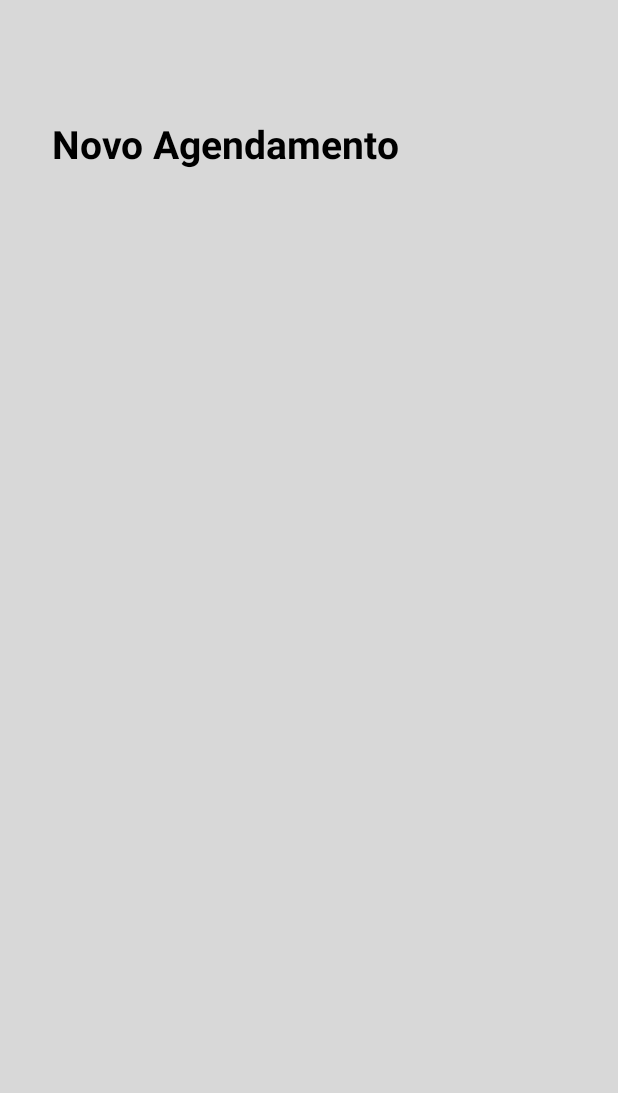
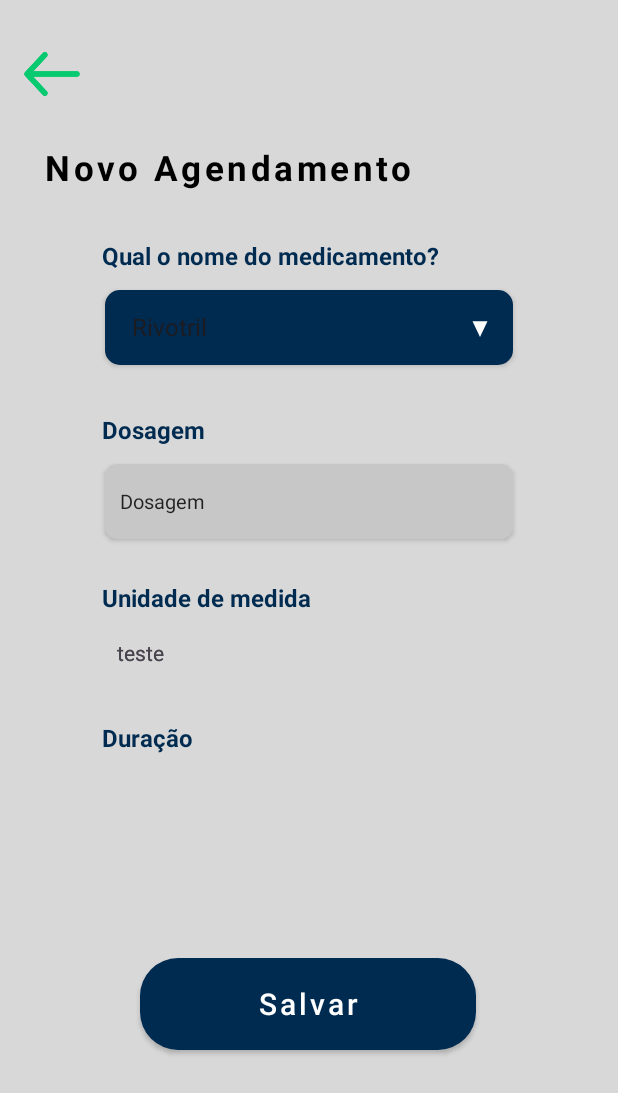
Before and after one commit to nathazz/MedTime, an Android app: the CadastrarActivity screen opened directly, with no data from a screen before it, on a phone screen of 412 x 824 dp. Shown: the top 1093 px of the screen. Run offline under Robolectric (Android 15) with nearby library versions, the phone set to English and light mode, and no system bars.

Commit message:
Página de Novo Agendamento com Componente Spinner (ainda em fase de testes). Peço desculpas pela aparente "poluição" do código. Em breve, pretendo implementar estilos individuais para cada elemento.

```diff
--- a/app/src/main/java/com/example/medtime/CadastrarActivity.kt
+++ b/app/src/main/java/com/example/medtime/CadastrarActivity.kt
@@ -2,6 +2,7 @@ package com.example.medtime
 
 import android.content.Intent
 import android.os.Bundle
+import android.widget.ArrayAdapter
 import android.widget.ImageView
 import androidx.appcompat.app.AppCompatActivity
 import com.example.medtime.databinding.CadastrarBinding
@@ -16,18 +17,31 @@ class CadastrarActivity : AppCompatActivity() {
         super.onCreate(savedInstanceState)
         setContentView(binding.root)
 
-        voltarMain()
+
+        binding.seta.setOnClickListener {
+            startActivity(Intent(this, MainActivity::class.java))
+            finish()
     }
-    fun voltarMain() {
 
-        val setaVoltar = binding.seta
-
-        setaVoltar.setOnClickListener {
-            val intent = Intent(this, MainActivity::class.java)
-            startActivity(intent)
-            finish()
-        }
+        listarArrays()
 
     }
 
+
+    /*Apenas um teste(mudar conforme o tempo)*/
+    fun listarArrays(){
+
+        val drop = binding.spinner
+        var medicamentos = arrayOf("Rivotril", "Colírio", "Dramin")
+
+        drop.adapter = ArrayAdapter(this, android.R.layout.simple_spinner_dropdown_item, medicamentos)
+
+
+
+
+    }
+
+
+
+
 }
--- /dev/null
+++ b/app/src/main/res/drawable/baseline_arrow_drop_down_24.xml
@@ -0,0 +1,5 @@
+<vector android:height="24dp" android:tint="#FFFFFF"
+    android:viewportHeight="24" android:viewportWidth="24"
+    android:width="24dp" xmlns:android="http://schemas.android.com/apk/res/android">
+    <path android:fillColor="@android:color/white" android:pathData="M7,10l5,5 5,-5z"/>
+</vector>
--- /dev/null
+++ b/app/src/main/res/drawable/baseline_calendar_month_24.xml
@@ -0,0 +1,5 @@
+<vector android:height="24dp" android:tint="#00294F"
+    android:viewportHeight="24" android:viewportWidth="24"
+    android:width="24dp" xmlns:android="http://schemas.android.com/apk/res/android">
+    <path android:fillColor="@android:color/white" android:pathData="M19,4h-1V2h-2v2H8V2H6v2H5C3.89,4 3.01,4.9 3.01,6L3,20c0,1.1 0.89,2 2,2h14c1.1,0 2,-0.9 2,-2V6C21,4.9 20.1,4 19,4zM19,20H5V10h14V20zM9,14H7v-2h2V14zM13,14h-2v-2h2V14zM17,14h-2v-2h2V14zM9,18H7v-2h2V18zM13,18h-2v-2h2V18zM17,18h-2v-2h2V18z"/>
+</vector>
--- /dev/null
+++ b/app/src/main/res/drawable/baseline_keyboard_arrow_down_24.xml
@@ -0,0 +1,5 @@
+<vector android:height="24dp" android:tint="#FFFFFF"
+    android:viewportHeight="24" android:viewportWidth="24"
+    android:width="24dp" xmlns:android="http://schemas.android.com/apk/res/android">
+    <path android:fillColor="@android:color/white" android:pathData="M7.41,8.59L12,13.17l4.59,-4.58L18,10l-6,6 -6,-6 1.41,-1.41z"/>
+</vector>
--- /dev/null
+++ b/app/src/main/res/drawable/bg_btncadastro.xml
@@ -0,0 +1,8 @@
+<?xml version="1.0" encoding="utf-8"?>
+<shape xmlns:android="http://schemas.android.com/apk/res/android">
+
+     <corners android:radius="25dp"/>
+    <solid android:color="@color/azul_btn"/>
+
+
+</shape>
--- /dev/null
+++ b/app/src/main/res/drawable/bg_dosagem.xml
@@ -0,0 +1,8 @@
+<?xml version="1.0" encoding="utf-8"?>
+<shape xmlns:android="http://schemas.android.com/apk/res/android">
+
+    <corners android:radius="8dp"/>
+    <solid android:color="@color/branco_cinza"/>
+
+
+</shape>
--- /dev/null
+++ b/app/src/main/res/drawable/bg_spinner.xml
@@ -0,0 +1,26 @@
+<?xml version="1.0" encoding="utf-8"?>
+<selector xmlns:android="http://schemas.android.com/apk/res/android">
+
+    <item>
+        <layer-list>
+            <item>
+
+                <shape android:shape="rectangle">
+
+                    <solid android:color="@color/azul_btn"/>
+                    <corners android:radius="10dp"/>
+                    <padding android:right="10dp" android:left="10dp"/>
+                </shape>
+
+            </item>
+
+            <item
+                android:drawable="@drawable/baseline_arrow_drop_down_24"
+                android:gravity = "end"/>
+        </layer-list>
+    </item>
+
+
+
+
+</selector>
--- a/app/src/main/res/layout/cadastrar.xml
+++ b/app/src/main/res/layout/cadastrar.xml
@@ -7,32 +7,157 @@
     android:background="@color/branco_esc"
     tools:context=".MainActivity">
 
+
+    <ImageView
+        android:id="@+id/seta"
+        android:layout_width="37dp"
+        android:layout_height="37dp"
+        android:importantForAccessibility="no"
+        android:src="@drawable/arrow"
+        app:layout_constraintBottom_toBottomOf="parent"
+        app:layout_constraintEnd_toEndOf="parent"
+        app:layout_constraintHorizontal_bias="0.042"
+        app:layout_constraintStart_toStartOf="parent"
+        app:layout_constraintTop_toTopOf="parent"
+        app:layout_constraintVertical_bias="0.039" />
+
     <TextView
         android:id="@+id/nv_agend"
         android:layout_width="wrap_content"
         android:layout_height="wrap_content"
-        android:layout_marginTop="24dp"
-        android:elevation="2dp"
+        android:layout_marginTop="28dp"
+        android:letterSpacing="0.1"
         android:text="Novo Agendamento"
         android:textColor="@color/black"
-        android:textSize="26sp"
+        android:textSize="23sp"
         android:textStyle="bold"
         app:layout_constraintEnd_toEndOf="parent"
-        app:layout_constraintHorizontal_bias="0.193"
+        app:layout_constraintHorizontal_bias="0.18"
         app:layout_constraintStart_toStartOf="parent"
         app:layout_constraintTop_toBottomOf="@+id/seta" />
 
+    <TextView
+        android:id="@+id/textView"
+        android:layout_width="wrap_content"
+        android:layout_height="wrap_content"
+        android:layout_marginStart="68dp"
+        android:layout_marginTop="32dp"
+        android:text="Qual o nome do medicamento?"
+        android:textColor="@color/azul_btn"
+        android:textSize="16sp"
+        android:textStyle="bold"
+        app:layout_constraintStart_toStartOf="parent"
+        app:layout_constraintTop_toBottomOf="@+id/nv_agend" />
 
-    <ImageView
-        android:id="@+id/seta"
-        android:layout_width="44dp"
-        android:layout_height="38dp"
+    <TextView
+        android:id="@+id/textView5"
+        android:layout_width="wrap_content"
+        android:layout_height="wrap_content"
+        android:layout_marginStart="68dp"
+        android:layout_marginTop="28dp"
+        android:text="Unidade de medida"
+        android:textColor="@color/azul_btn"
+        android:textSize="16sp"
+        android:textStyle="bold"
+        app:layout_constraintStart_toStartOf="parent"
+        app:layout_constraintTop_toBottomOf="@+id/editTextText" />
+
+    <androidx.appcompat.widget.AppCompatButton
+        android:id="@+id/button"
+        android:layout_width="224dp"
+        android:layout_height="61dp"
+        android:layout_marginBottom="124dp"
+        android:background="@drawable/bg_btncadastro"
+        android:letterSpacing="0.1"
+        android:text="Salvar"
+        android:textAllCaps="false"
+        android:textColor="@color/white"
+        android:textSize="20sp"
+        app:layout_constraintBottom_toBottomOf="parent"
+        app:layout_constraintEnd_toEndOf="parent"
+        app:layout_constraintHorizontal_bias="0.497"
+        app:layout_constraintStart_toStartOf="parent" />
+
+    <TextView
+        android:id="@+id/textView4"
+        android:layout_width="wrap_content"
+        android:layout_height="wrap_content"
         android:layout_marginTop="16dp"
+        android:text="teste"
         app:layout_constraintEnd_toEndOf="parent"
-        app:layout_constraintHorizontal_bias="0.043"
+        app:layout_constraintHorizontal_bias="0.205"
         app:layout_constraintStart_toStartOf="parent"
-        app:layout_constraintTop_toTopOf="parent"
-        app:srcCompat="@drawable/arrow" />
+        app:layout_constraintTop_toBottomOf="@+id/textView5" />
+
+    <TextView
+        android:id="@+id/textView9"
+        android:layout_width="wrap_content"
+        android:layout_height="wrap_content"
+        android:layout_marginTop="16dp"
+        android:text="teste"
+        app:layout_constraintEnd_toEndOf="parent"
+        app:layout_constraintHorizontal_bias="0.205"
+        app:layout_constraintStart_toStartOf="parent"
+        app:layout_constraintTop_toBottomOf="@+id/textView5" />
+
+    <TextView
+        android:id="@+id/textView6"
+        android:layout_width="wrap_content"
+        android:layout_height="wrap_content"
+        android:layout_marginStart="68dp"
+        android:layout_marginTop="32dp"
+        android:text="Dosagem"
+        android:textColor="@color/azul_btn"
+        android:textSize="16sp"
+        android:textStyle="bold"
+        app:layout_constraintStart_toStartOf="parent"
+        app:layout_constraintTop_toBottomOf="@+id/spinner" />
+
+    <TextView
+        android:id="@+id/textView8"
+        android:layout_width="wrap_content"
+        android:layout_height="wrap_content"
+        android:layout_marginStart="68dp"
+        android:layout_marginTop="36dp"
+        android:text="Duração"
+        android:textColor="@color/azul_btn"
+        android:textSize="16sp"
+        android:textStyle="bold"
+        app:layout_constraintStart_toStartOf="parent"
+        app:layout_constraintTop_toBottomOf="@+id/textView4" />
+
+    <EditText
+        android:id="@+id/editTextText"
+        android:layout_width="match_parent"
+        android:layout_height="50dp"
+        android:layout_marginHorizontal="70dp"
+        android:layout_marginTop="12dp"
+        android:background="@drawable/bg_dosagem"
+        android:elevation="2dp"
+        android:ems="10"
+        android:textColorHint="#D5000000"
+        android:hint="Dosagem"
+        android:inputType="text"
+        android:padding="10dp"
+        android:textColor="@color/black"
+        android:textSize="13sp"
+        app:layout_constraintEnd_toEndOf="parent"
+        app:layout_constraintHorizontal_bias="0.5"
+        app:layout_constraintStart_toStartOf="parent"
+        app:layout_constraintTop_toBottomOf="@+id/textView6" />
+
+    <Spinner
+        android:id="@+id/spinner"
+        android:layout_width="match_parent"
+        android:layout_height="50dp"
+        android:layout_marginHorizontal="70dp"
+        android:layout_marginTop="12dp"
+        android:background="@drawable/bg_spinner"
+        android:elevation="2dp"
+        app:layout_constraintEnd_toEndOf="parent"
+        app:layout_constraintHorizontal_bias="0.5"
+        app:layout_constraintStart_toStartOf="parent"
+        app:layout_constraintTop_toBottomOf="@+id/textView" />
 
 
 </androidx.constraintlayout.widget.ConstraintLayout>
--- a/app/src/main/res/values/colors.xml
+++ b/app/src/main/res/values/colors.xml
@@ -10,6 +10,7 @@
     <color name="azul_escuro">#040F1F</color>
     <color name="branco_esc">#D8D8D8</color>
     <color name="branco_container">#D9D9D9</color>
+    <color name="branco_cinza">#C7C7C7</color>
 
 
 </resources>
--- a/app/src/main/res/values/strings.xml
+++ b/app/src/main/res/values/strings.xml
@@ -3,4 +3,6 @@
     <string name="agendamentos_n_programados">Agendamentos \n Programados</string>
     <string name="_26_jun">26 jun</string>
 
+
+
 </resources>
```
Also changed, not shown: app/src/main/java/com/example/medtime/AgendamentoActivity.kt (+4 -10 lines), app/src/main/java/com/example/medtime/MainActivity.kt (+6 -12 lines), app/src/main/res/drawable/bg_campo.xml (added, +8 -0 lines), app/src/main/res/drawable/drop.xml (added, +9 -0 lines), app/src/main/res/layout/activity_main.xml (+19 -19 lines), app/src/main/res/layout/agendamentos.xml (+21 -18 lines), app/src/main/res/layout/spinner_item.xml (added, +10 -0 lines), app/src/main/res/values/styles.xml (+21 -16 lines), app/src/main/res/drawable/bg_container.xml (renamed from app/src/main/res/drawable/container.xml).
